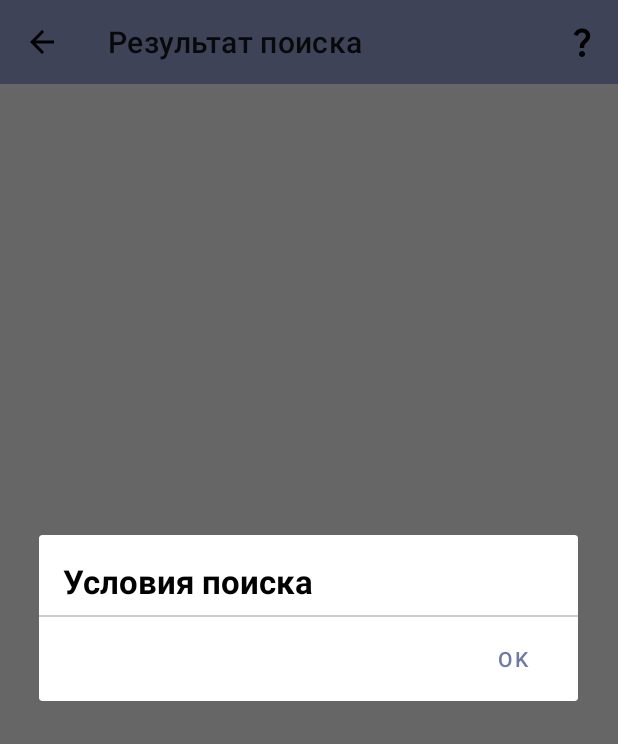
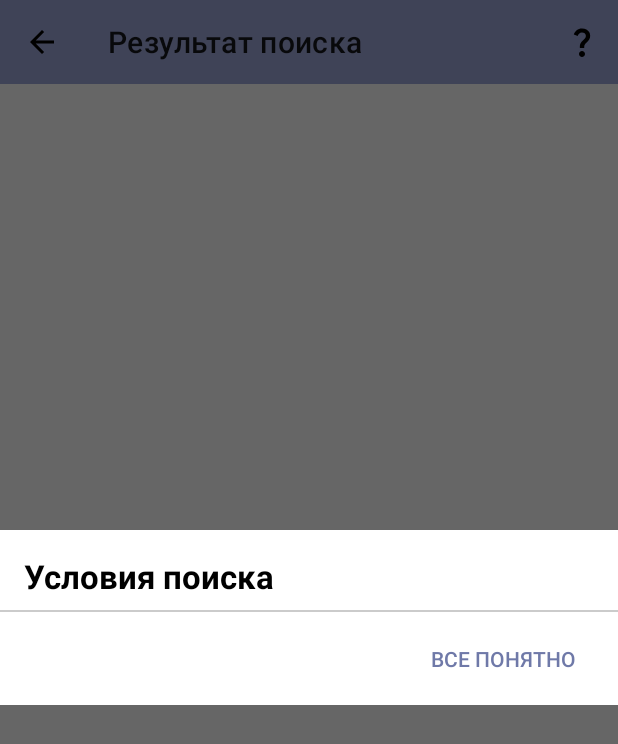
Before and after one commit to Chechevichnaya/Don-t-ruin-your-laundry, an Android app: the fragment SearchByParametersResultFragment placed in its activity, after a tap on "Условия поиска", on a phone screen of 412 x 824 dp. Shown: the top 744 px of the screen. Run offline under Robolectric (Android 15) with nearby library versions, the phone set to English and light mode, and no system bars; our stand-ins replace FlexboxLayout; 3 statements that could not run were skipped.

Commit message:
finish working on dark mode

```diff
--- a/app/src/main/java/com/blabla/dontruinyourlaundry/presentation/adapters/MULTIRecyclerViewAdapterSearchParameter.kt
+++ b/app/src/main/java/com/blabla/dontruinyourlaundry/presentation/adapters/MULTIRecyclerViewAdapterSearchParameter.kt
@@ -82,9 +82,9 @@ class RecyclerViewAdapterSearchParameter(val clickListener: (SearchScreenItem.Se
         RecyclerView.ViewHolder(binding.root) {
         fun bind(parameter: SearchScreenItem.SearchParameter) {
             val bgColor: Int = if (parameter.selected) {
-                R.color.search_selected
+                R.color.color_selected
             } else {
-                R.color.search_unselected
+                R.color.color_unselected
             }
             binding.buttonInSearchByParameters.apply {
                 setBackgroundColor(ResourcesCompat.getColor(context.resources,bgColor, null))
--- a/app/src/main/java/com/blabla/dontruinyourlaundry/presentation/adapters/MULTIRecyclerViewAdapterSymbolAndMeaning.kt
+++ b/app/src/main/java/com/blabla/dontruinyourlaundry/presentation/adapters/MULTIRecyclerViewAdapterSymbolAndMeaning.kt
@@ -16,14 +16,13 @@ private const val SYMBOL_AND_MEANING = 1
 
 class MULTIRecyclerViewAdapterSymbolAndMeaning(
     private val clickedDeleteItem: (SymbolGuide.SymbolForWashing) -> Unit,
-//    private val clickedItemAddNewSymbol: () -> Unit,
     private var typeFrom: TypeOfRecyclerView
 ) :
     ListAdapter<SymbolGuide, RecyclerView.ViewHolder>(diffCallback) {
 
     inner class SymbolAndMeaningViewHolder(val binding: RecyclerViewSymbolMeaningBinding) :
         RecyclerView.ViewHolder(binding.root) {
-        fun bind(symbol: SymbolGuide.SymbolForWashing) {
+        private fun bind(symbol: SymbolGuide.SymbolForWashing) {
             val context = binding.iconButton.context
             binding.apply {
                 iconButton.setImageResource(symbol.pictureId)
--- a/app/src/main/java/com/blabla/dontruinyourlaundry/presentation/adapters/MULTURecyclerViewAdapterAllSymbols.kt
+++ b/app/src/main/java/com/blabla/dontruinyourlaundry/presentation/adapters/MULTURecyclerViewAdapterAllSymbols.kt
@@ -109,9 +109,9 @@ class MULTURecyclerViewAdapterAllSymbols(
         RecyclerView.ViewHolder(binding.root) {
         fun bind(symbol: SymbolGuide.SymbolForWashing) {
             val bgColor: Int = if (symbol.selected) {
-                R.color.lilac_700
+                R.color.color_selected
             } else {
-                R.color.lilac200_light_lilac700_dark
+                R.color.color_unselected
             }
             val context = binding.symbolInGuide.context
             binding.root.layoutParams.height = width / 5
--- a/app/src/main/java/com/blabla/dontruinyourlaundry/presentation/fragments/AddDataToCardFragment.kt
+++ b/app/src/main/java/com/blabla/dontruinyourlaundry/presentation/fragments/AddDataToCardFragment.kt
@@ -201,9 +201,7 @@ class AddDataToCardFragment : Fragment() {
         }, TypeOfRecyclerView.ADD_SYMBOL_FRAGMENT)
         recyclerView.layoutManager = FlexboxLayoutManager(context, FlexDirection.ROW, FlexWrap.WRAP)
         recyclerView.adapter = adapter
-//        viewModel.addItemAddNewSymbol()
         viewModel.listOfSymbols.observe(viewLifecycleOwner) { items ->
-//            val list = viewModel.checkIfThereIsItemAddNewSymbol(items)
             adapter.submitList(items)
         }
     }
@@ -302,7 +300,7 @@ class AddDataToCardFragment : Fragment() {
                 .create()
             dialog.show()
             dialog.getButton(AlertDialog.BUTTON_POSITIVE)
-                .setTextColor(requireContext().resources.getColor(R.color.lilac_700))
+                .setTextColor(requireContext().resources.getColor(R.color.lilac700_light_white_dark))
             false
         } else true
 
--- a/app/src/main/java/com/blabla/dontruinyourlaundry/presentation/fragments/ChooseSymbolsToCard.kt
+++ b/app/src/main/java/com/blabla/dontruinyourlaundry/presentation/fragments/ChooseSymbolsToCard.kt
@@ -104,8 +104,9 @@ class ChooseSymbolsToCard : Fragment() {
     private fun setUpperMenu() {
         //set navigation menu
         binding.toolbarAddSymbolsToCard.title = requireContext().getString(R.string.symbol_choosing)
+
         binding.toolbarAddSymbolsToCard.setNavigationIcon(R.drawable.ic_baseline_close_24)
-
+        binding.toolbarAddSymbolsToCard.navigationIcon?.setTint(requireContext().resources.getColor(R.color.icon_text))
         //go back without changing
         binding.toolbarAddSymbolsToCard.setNavigationOnClickListener {
             findNavController().popBackStack()
--- a/app/src/main/java/com/blabla/dontruinyourlaundry/presentation/fragments/SearchByParametersFragment.kt
+++ b/app/src/main/java/com/blabla/dontruinyourlaundry/presentation/fragments/SearchByParametersFragment.kt
@@ -86,7 +86,7 @@ class SearchByParametersFragment : Fragment() {
                         .create()
                 dialog.show()
                 dialog.getButton(AlertDialog.BUTTON_POSITIVE)
-                    .setTextColor(requireContext().resources.getColor(R.color.lilac_700))
+                    .setTextColor(requireContext().resources.getColor(R.color.buttons_positive_negative))
             } else {
                 val action =
                     SearchByParametersFragmentDirections.actionSearchByParametersFragmentToSearchByParametersResultFragment(
@@ -119,6 +119,6 @@ class SearchByParametersFragment : Fragment() {
                 .create()
         dialog.show()
         dialog.getButton(AlertDialog.BUTTON_POSITIVE)
-            .setTextColor(requireContext().resources.getColor(R.color.lilac_700))
+            .setTextColor(requireContext().resources.getColor(R.color.buttons_positive_negative))
     }
 }
--- a/app/src/main/java/com/blabla/dontruinyourlaundry/presentation/fragments/SearchByParametersResultFragment.kt
+++ b/app/src/main/java/com/blabla/dontruinyourlaundry/presentation/fragments/SearchByParametersResultFragment.kt
@@ -43,14 +43,12 @@ class SearchByParametersResultFragment : Fragment() {
 
         viewModel.setListOfSelectedParameters(args.listOfParameters.toMutableList())
         setAdapterToCards()
-        //setRecyclerViewTextParameters()
         setMenuItem()
 
 
     }
 
     private fun setMenuItem() {
-        //set menu item
         val menuHost: MenuHost = binding.toolbarSearch
         menuHost.addMenuProvider(object : MenuProvider {
             override fun onCreateMenu(menu: Menu, menuInflater: MenuInflater) {
@@ -73,7 +71,7 @@ class SearchByParametersResultFragment : Fragment() {
     }
 
     private fun showDialog() {
-        val builder: AlertDialog.Builder = AlertDialog.Builder(context)
+        val builder: AlertDialog.Builder = AlertDialog.Builder(requireContext(), R.style.AlertDialogTheme)
         val view = layoutInflater.inflate(R.layout.search_by_parameter_dialog, null)
         val adapter = RecyclerViewAdapterSearchParameter {}
         val recyclerView = view.findViewById<RecyclerView>(R.id.recycler_view_dialog)
@@ -83,11 +81,12 @@ class SearchByParametersResultFragment : Fragment() {
             adapter.submitList(items)
         }
         val dialog: AlertDialog = builder.setView(view)
-            .setPositiveButton("Ok") { _, _ -> }
+            .setPositiveButton(requireContext().getString(R.string.ok_button)) { _, _ -> }
             .create()
         dialog.show()
         dialog.getButton(AlertDialog.BUTTON_POSITIVE)
-            .setTextColor(requireContext().resources.getColor(R.color.lilac_700))
+            .setTextColor(requireContext().resources.getColor(R.color.buttons_positive_negative))
+        dialog.window?.setBackgroundDrawable(requireContext().getDrawable(R.drawable.color_for_alertdialog))
     }
 
     private fun setAdapterToCards() {
@@ -110,9 +109,6 @@ class SearchByParametersResultFragment : Fragment() {
         binding.toolbarSearch.title = requireContext().getString(R.string.search_result)
         binding.toolbarSearch.navigationIcon =
             view.context.getDrawable(R.drawable.ic_arrow_back)
-
-
-
         binding.toolbarSearch.setNavigationOnClickListener {
             findNavController().popBackStack()
             findNavController().popBackStack()
--- a/app/src/main/java/com/blabla/dontruinyourlaundry/presentation/viewModels/SearchByParametersViewModel.kt
+++ b/app/src/main/java/com/blabla/dontruinyourlaundry/presentation/viewModels/SearchByParametersViewModel.kt
@@ -18,8 +18,6 @@ class SearchByParametersViewModel(private val useCase: SearchByParameterUseCase)
     val searchItems: LiveData<List<SearchScreenItem>> = _searchItems
 
     private val _selectedItems = MutableLiveData<List<SearchScreenItem>>()
-
-    private val _listOfCategories = MutableLiveData<List<CategoryEnum>>()
 
     private val _listOfSearchParametersEnum = MutableLiveData<List<SearchParameterEnum>>()
     val listOfSearchParametersEnum: LiveData<List<SearchParameterEnum>> =
--- a/app/src/main/res/layout/fragment_add_new_card.xml
+++ b/app/src/main/res/layout/fragment_add_new_card.xml
@@ -71,7 +71,6 @@
             android:id="@+id/added_symbols_recycler_view"
             android:layout_width="match_parent"
             android:layout_height="0dp"
-
             app:layoutManager="androidx.recyclerview.widget.LinearLayoutManager"
             app:layout_constraintBottom_toTopOf="@id/add_symbols"
             android:layout_marginBottom="8dp"
@@ -86,7 +85,9 @@
             android:layout_gravity="bottom|right"
             android:layout_margin="16dp"
             android:text="@string/add_more_symbols"
-            app:backgroundTint="@color/lilac_500"
+            app:backgroundTint="@color/lilac500_light_lilac700_dark"
+            app:iconTint = "@color/icon_text"
+            android:textColor = "@color/icon_text"
             app:icon="@drawable/ic_add"
             app:layout_constraintBottom_toBottomOf="parent"
             app:layout_constraintEnd_toEndOf="parent"
--- a/app/src/main/res/layout/search_by_parameter_dialog.xml
+++ b/app/src/main/res/layout/search_by_parameter_dialog.xml
@@ -1,7 +1,8 @@
 <?xml version="1.0" encoding="utf-8"?>
-<LinearLayout xmlns:android="http://schemas.android.com/apk/res/android"
+<androidx.constraintlayout.widget.ConstraintLayout xmlns:android="http://schemas.android.com/apk/res/android"
     android:layout_width="match_parent"
-    android:layout_height="wrap_content"
+    android:layout_height="400dp"
+    xmlns:app="http://schemas.android.com/apk/res-auto"
     android:orientation="vertical">
 
 
@@ -15,7 +16,9 @@
         android:paddingStart="16dp"
         android:paddingTop="16dp"
         android:textStyle="bold"
-        android:textColor="@color/black">
+        android:textColor="@color/icon_text"
+        app:layout_constraintStart_toStartOf="parent"
+        app:layout_constraintTop_toTopOf="parent">
 
     </TextView>
 
@@ -25,14 +28,19 @@
         android:layout_height="1dp"
         android:layout_marginTop="8dp"
         android:alpha="0.2"
-        android:background="@android:color/black">
+        android:background="@android:color/black"
+        app:layout_constraintStart_toStartOf="parent"
+        app:layout_constraintTop_toBottomOf="@id/text_dialog"
+        >
 
     </View>
 
     <androidx.recyclerview.widget.RecyclerView
         android:id="@+id/recycler_view_dialog"
         android:layout_width="match_parent"
-        android:layout_height="wrap_content"
+        android:layout_height="0dp"
+        app:layout_constraintStart_toStartOf="parent"
+        app:layout_constraintTop_toBottomOf="@id/divider"
       />
 
-</LinearLayout>
+</androidx.constraintlayout.widget.ConstraintLayout>
--- a/app/src/main/res/values-night/colors.xml
+++ b/app/src/main/res/values-night/colors.xml
@@ -6,6 +6,7 @@
     <color name="white_light_black_dark">#FF000000</color>
     <color name="lilac200_light_lilac700_dark">#6f79a8</color>
     <color name="lilac700_light_white_dark">@color/white</color>
+    <color name="lilac500_light_lilac700_dark">@color/lilac_700</color>
     <color name="lilac_500">#FF000000</color>
     <color name="lilac_700">#6f79a8</color>
     <color name="lilac_dark">#49599a</color>
@@ -16,8 +17,8 @@
     <color name="buttons_positive_negative">#FFFFFFFF</color>
     <color name="icon_of_category_in_card">@color/lilac_700</color>
     <color name="lilac_200">#d1d9ff</color>
-    <color name="search_selected">@color/lilac_200</color>
-    <color name="search_unselected">@color/lilac_700</color>
+    <color name="color_selected">@color/lilac_200</color>
+    <color name="color_unselected">@color/lilac_700</color>
 
 
 </resources>
--- a/app/src/main/res/values/colors.xml
+++ b/app/src/main/res/values/colors.xml
@@ -1,10 +1,14 @@
 <?xml version="1.0" encoding="utf-8"?>
 <resources>
     <color name="black_light_white_dark">#FF000000</color>
+    <color name="transparent">#00FFFFFF</color>
     <color name="black">#FF000000</color>
     <color name="white">#FFFFFFFF</color>
     <color name="white_light_black_dark">#FFFFFFFF</color>
-    <color name="lilac200_light_lilac700_dark">#d1d9ff</color>
+    <color name="lilac200_light_lilac700_dark">@color/lilac_200</color>
+    <color name="lilac500_light_lilac700_dark">@color/lilac_500</color>
+
+
     <color name="lilac700_light_white_dark">@color/lilac_700</color>
     <color name="lilac_200">#d1d9ff</color>
     <color name="lilac_500">#9fa8da</color>
@@ -18,6 +22,7 @@
     <color name="background">@color/white_light_black_dark</color>
     <color name="buttons_positive_negative">@color/lilac_700</color>
     <color name="icon_of_category_in_card">@color/black_light_white_dark</color>
-    <color name="search_selected">@color/lilac_700</color>
-    <color name="search_unselected">@color/lilac200_light_lilac700_dark</color>
+    <color name="color_selected">@color/lilac_700</color>
+    <color name="color_unselected">@color/lilac200_light_lilac700_dark</color>
+
 </resources>
--- a/app/src/main/res/values/strings.xml
+++ b/app/src/main/res/values/strings.xml
@@ -13,6 +13,8 @@
 
     <string name="add_new_thing">Добавить новую вещь</string>
     <string name="delete">Удалить</string>
+    <string name="title_fragment_card_detail">Подробнее о карточке</string>
+
 
     <string name="save">Сохранить</string>
     <string name="delete_card">Удалить карточку</string>
```
Also changed, not shown: app/src/main/java/com/blabla/dontruinyourlaundry/presentation/fragments/CardDetailFragment.kt (+5 -6 lines), app/src/main/java/com/blabla/dontruinyourlaundry/presentation/viewModels/AddDataToCardViewModel.kt (+9 -32 lines), app/src/main/res/layout/fragment_card_detail.xml (+7 -34 lines), app/src/main/res/layout/recycler_view_symbol_meaning.xml (+5 -3 lines), 1 other file.
